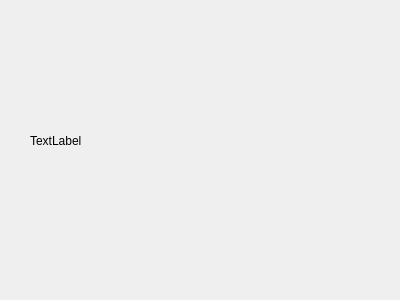
The window that GUI/ui/video.ui (Frost-rA9/infusion-companion) describes before a commit, drawn with Qt 5.
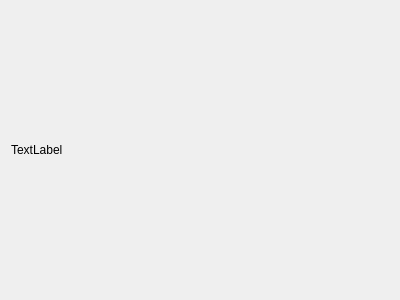
The same window after the commit.

The edit to the form file:
```diff
--- a/GUI/ui/video.ui
+++ b/GUI/ui/video.ui
@@ -13,19 +13,15 @@
   <property name="windowTitle">
    <string>Form</string>
   </property>
+  <layout class="QGridLayout" name="gridLayout">
+   <item row="0" column="0">
   <widget class="QLabel" name="video">
-   <property name="geometry">
-    <rect>
-     <x>30</x>
-     <y>30</y>
-     <width>311</width>
-     <height>221</height>
-    </rect>
-   </property>
    <property name="text">
     <string>TextLabel</string>
    </property>
   </widget>
+   </item>
+  </layout>
  </widget>
  <resources/>
  <connections/>
```
Lines whose indentation alone changed are shown as unchanged.
